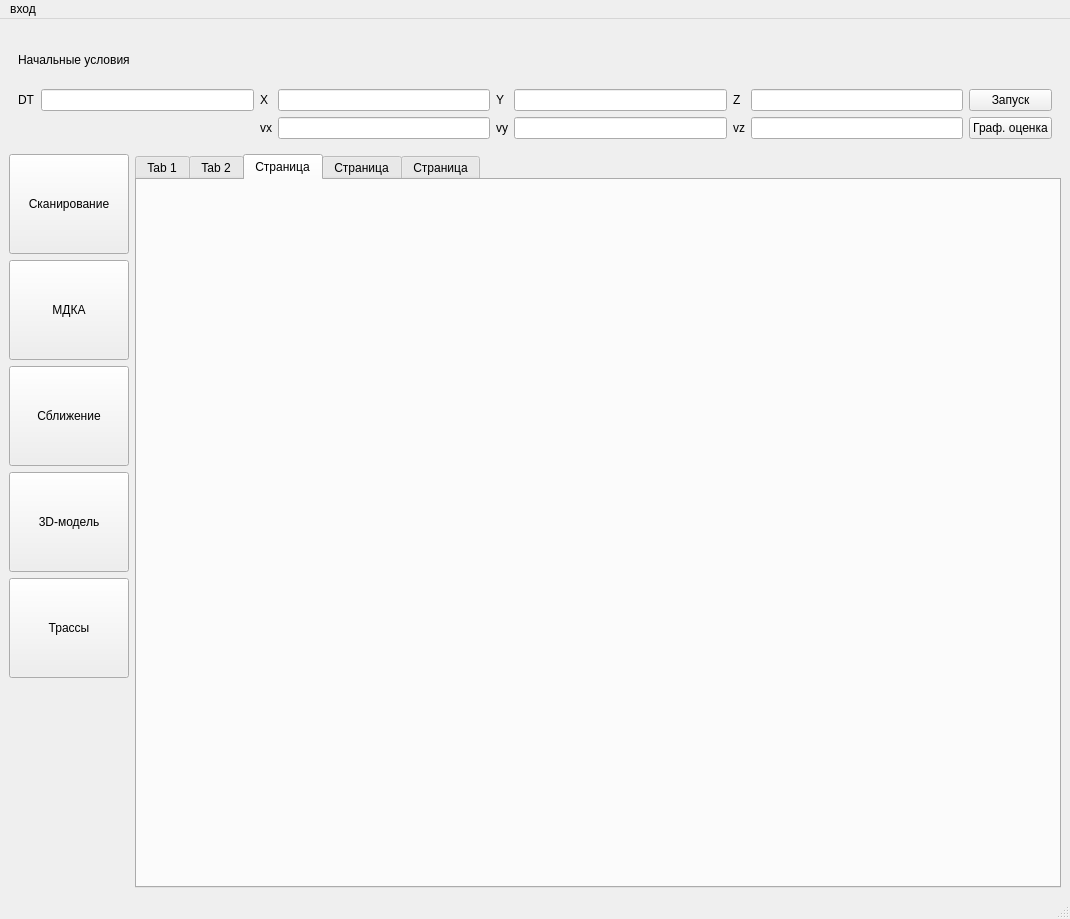
Qt form mainwindow.ui (MaryBark/SSMZP) before a commit.
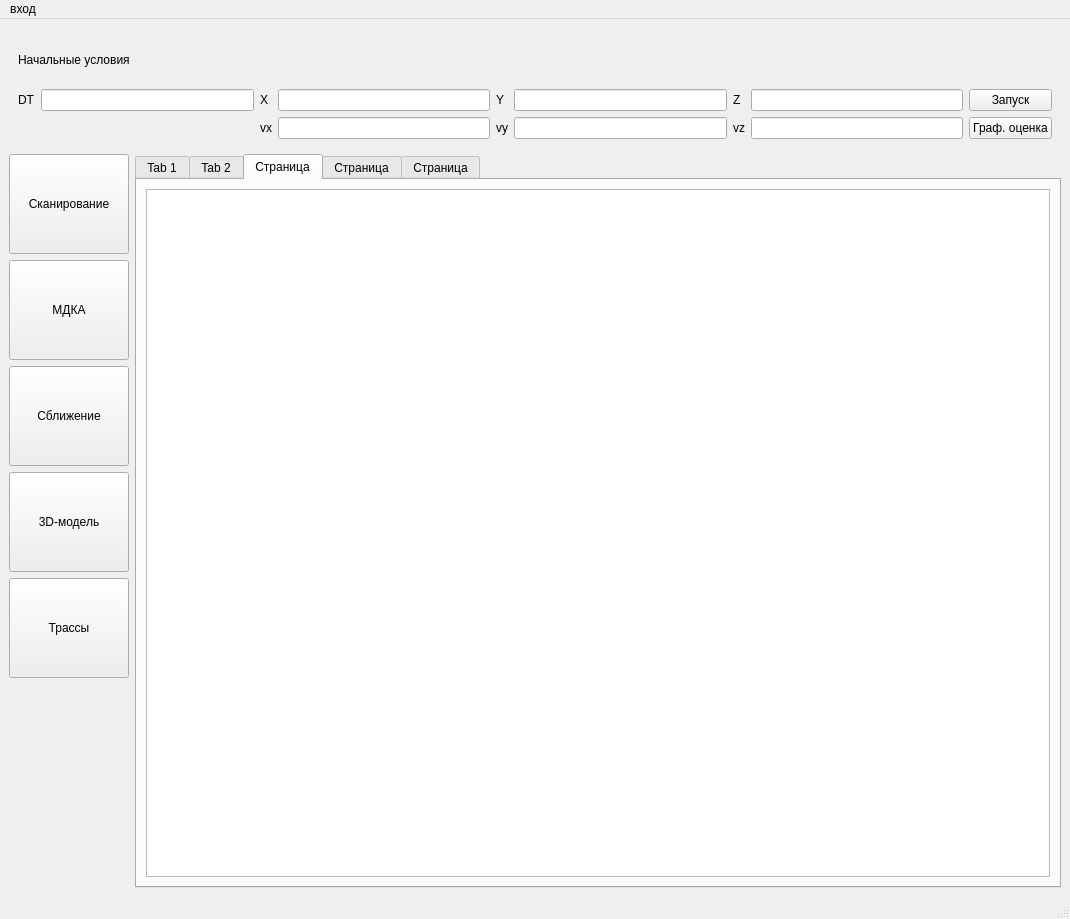
The same form after that commit. The open tabs and pages were chosen to show the change.

```diff
--- a/mainwindow.ui
+++ b/mainwindow.ui
@@ -347,6 +347,11 @@
        <attribute name="title">
         <string>Страница</string>
        </attribute>
+       <layout class="QHBoxLayout" name="horizontalLayout">
+        <item>
+         <widget class="QTableView" name="tableView_2"/>
+        </item>
+       </layout>
       </widget>
       <widget class="QWidget" name="tab_4">
        <attribute name="title">
```
